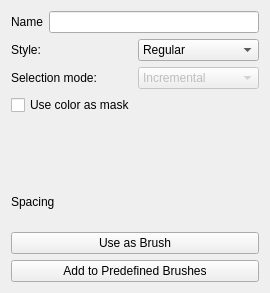
KDE/krita, file krita/plugins/paintops/libpaintop/forms/wdgcustombrush.ui: the form before one commit.
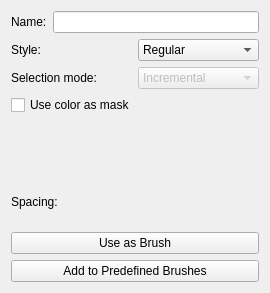
The form after the commit. Custom widgets are drawn as their Qt base class.

The edit to the form file:
```diff
--- a/krita/plugins/paintops/libpaintop/forms/wdgcustombrush.ui
+++ b/krita/plugins/paintops/libpaintop/forms/wdgcustombrush.ui
@@ -22,7 +22,7 @@
      <item>
       <widget class="QLabel" name="brushNameLbl">
        <property name="text">
-        <string>Name</string>
+        <string>Name:</string>
        </property>
       </widget>
      </item>
@@ -177,7 +177,7 @@
      <item>
       <widget class="QLabel" name="spacingLbl">
        <property name="text">
-        <string>Spacing</string>
+        <string>Spacing:</string>
        </property>
       </widget>
      </item>
```
